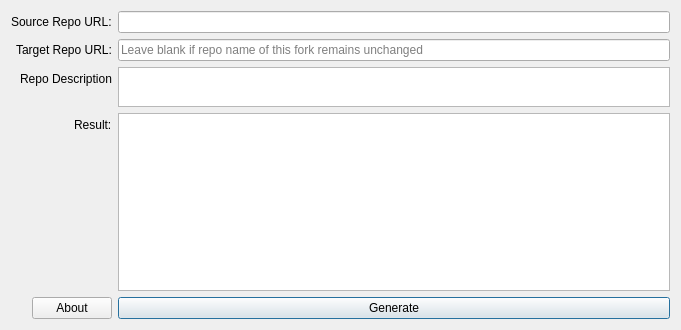
First picture: the form in widget.ui, repository QuakeEngines/Simple_QE_HTML_generator, before the edit.
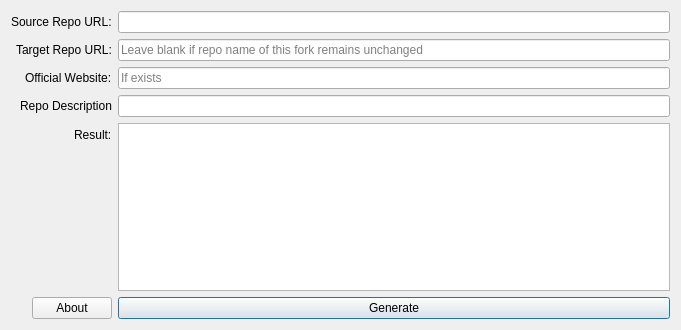
Second picture: the form after the edit.

Commit message:
Add Official Website field, make Description on-line field, ...
... rename some app elements, make enter button work in all text fields, add error when entering main page of sourceforge project instead of direct link to repo code, remove unnecessary spaces in description, update screenshot of the app

Patch:
```diff
--- a/widget.ui
+++ b/widget.ui
@@ -36,25 +36,53 @@
        </property>
       </widget>
      </item>
+     <item row="1" column="1">
+      <widget class="QLineEdit" name="lineEdit_2">
+       <property name="placeholderText">
+        <string>Leave blank if repo name of this fork remains unchanged</string>
+       </property>
+      </widget>
+     </item>
      <item row="2" column="0">
+      <widget class="QLabel" name="label_5">
+       <property name="text">
+        <string>Official Website:</string>
+       </property>
+      </widget>
+     </item>
+     <item row="2" column="1">
+      <widget class="QLineEdit" name="lineEdit_3">
+       <property name="placeholderText">
+        <string>If exists</string>
+       </property>
+      </widget>
+     </item>
+     <item row="3" column="0">
       <widget class="QLabel" name="label_4">
        <property name="text">
         <string>Repo Description</string>
        </property>
       </widget>
      </item>
-     <item row="3" column="0">
+     <item row="4" column="0">
       <widget class="QLabel" name="label_3">
        <property name="text">
         <string>Result:</string>
        </property>
       </widget>
      </item>
-     <item row="3" column="1">
-      <widget class="QPlainTextEdit" name="plainTextEdit"/>
-     </item>
      <item row="4" column="1">
-      <widget class="QPushButton" name="pushButton">
+      <widget class="QPlainTextEdit" name="resultText"/>
+     </item>
+     <item row="5" column="0">
+      <widget class="QPushButton" name="aboutButton">
+       <property name="text">
+        <string>About</string>
+       </property>
+      </widget>
+     </item>
+     <item row="5" column="1">
+      <widget class="QPushButton" name="generateButton">
        <property name="text">
         <string>Generate</string>
        </property>
@@ -66,29 +94,8 @@
        </property>
       </widget>
      </item>
-     <item row="1" column="1">
-      <widget class="QLineEdit" name="lineEdit_2">
-       <property name="placeholderText">
-        <string>Leave blank if repo name of this fork remains unchanged</string>
-       </property>
-      </widget>
-     </item>
-     <item row="2" column="1">
-      <widget class="QPlainTextEdit" name="descriptionText">
-       <property name="maximumSize">
-        <size>
-         <width>16777215</width>
-         <height>40</height>
-        </size>
-       </property>
-      </widget>
-     </item>
-     <item row="4" column="0">
-      <widget class="QPushButton" name="pushButton_2">
-       <property name="text">
-        <string>About</string>
-       </property>
-      </widget>
+     <item row="3" column="1">
+      <widget class="QLineEdit" name="lineEdit_4"/>
      </item>
     </layout>
    </item>
```
Left out of the diff: 5 changed lines with no effect on the pictures. The commit also changes 4 other files.
